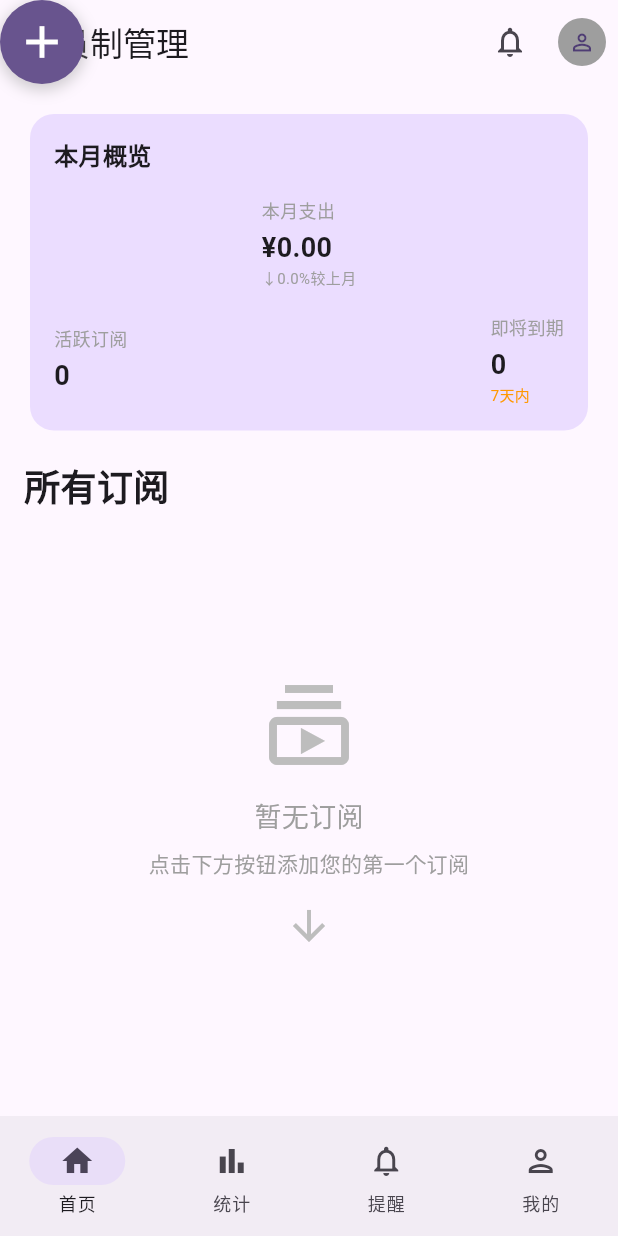
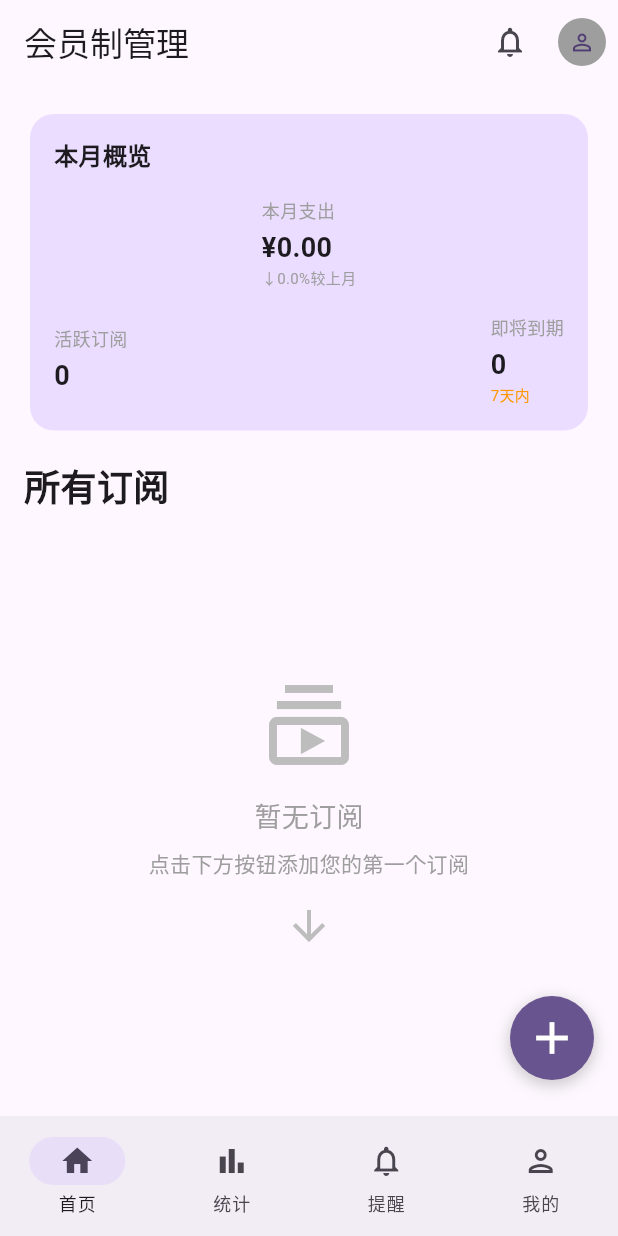
Before and after one commit to LANKEQIN/SubscriptionManager, a Flutter app: the screen it shows after launch, on a phone screen of 412 x 824 dp. Run offline on Flutter 3.47's test engine with Material 3 defaults, Android fonts, the phone set to English and light mode, and no system bars; drawn by our look-alikes of dynamic_color; our stand-ins replace shared_preferences; Roboto replaces fonts that are missing (HarmonyOS Sans).

Commit message:
优化代码

```diff
--- a/lib/screens/home_screen.dart
+++ b/lib/screens/home_screen.dart
@@ -60,7 +60,11 @@ class HomeScreen extends StatelessWidget {
         ),
 
         // 添加订阅按钮（浮动在右下角）
-        const AddButton(),
+        const Positioned(
+          right: 16,
+          bottom: 16,
+          child: AddButton(),
+        ),
       ],
     );
   }
--- a/lib/widgets/add_button.dart
+++ b/lib/widgets/add_button.dart
@@ -1,11 +1,11 @@
 import 'package:flutter/material.dart';
+import 'package:provider/provider.dart';
 import '../dialogs/add_subscription_dialog.dart';
 import '../models/subscription.dart';
+import '../providers/subscription_provider.dart';
 
 class AddButton extends StatelessWidget {
-  final Function(Subscription)? onSubscriptionAdded;
-
-  const AddButton({super.key, this.onSubscriptionAdded});
+  const AddButton({super.key});
 
   @override
   Widget build(BuildContext context) {
@@ -16,7 +16,11 @@ class AddButton extends StatelessWidget {
           context: context,
           builder: (BuildContext context) {
             return AddSubscriptionDialog(
-              onSubscriptionAdded: onSubscriptionAdded,
+              onSubscriptionAdded: (subscription) {
+                // 获取SubscriptionProvider并添加订阅
+                Provider.of<SubscriptionProvider>(context, listen: false)
+                    .addSubscription(subscription);
+              },
             );
           },
         );
```
